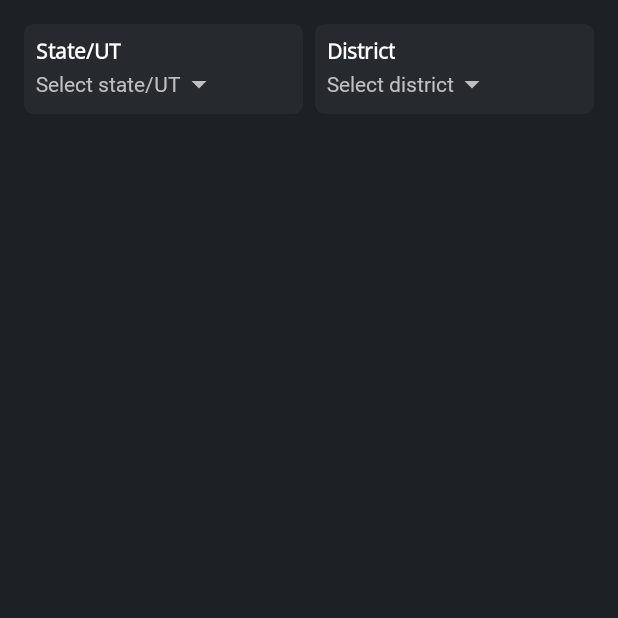
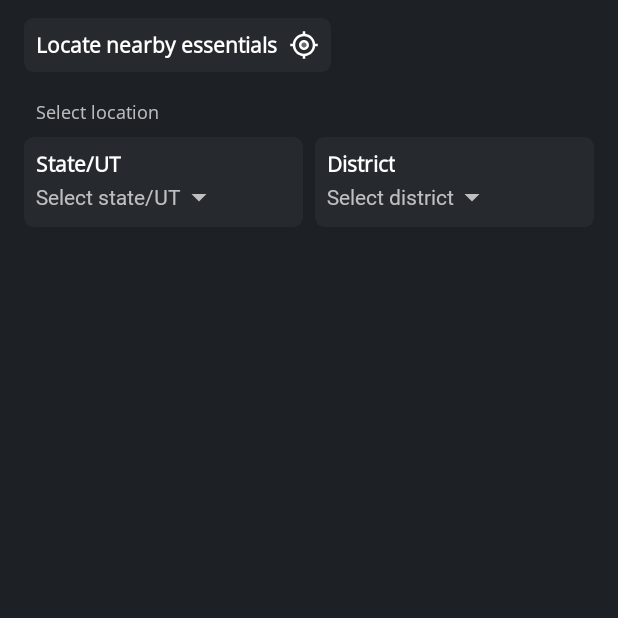
Before and after one commit to rahulpandey1501/Covid19-India-Tracker, an Android app: the fragment EssentialsFragment shown on its own in the app's theme, on a phone screen of 412 x 824 dp, the top half of it. Run offline under Robolectric (Android 15) with nearby library versions, the phone set to English and light mode, and no system bars; our stand-ins replace Room's generated code, data binding; Roboto replaces fonts that are not available here.

Commit message:
added nearby location

```diff
--- a/app/src/main/java/com/rpandey/covid19tracker_india/MainActivity.kt
+++ b/app/src/main/java/com/rpandey/covid19tracker_india/MainActivity.kt
@@ -99,9 +99,7 @@ class MainActivity : BaseActivity() {
             R.id.about_us -> { startActivity(Intent(this, AboutUsActivity::class.java)) }
 
             R.id.analysis -> {
-                val config = PreferenceHelper.getString(Constants.KEY_CONFIG)
-                val configModel = config?.let { Gson().fromJson(it, Config::class.java) }
-                val url = configModel?.analysisUrl ?: Constants.DEFAULT_ANALYSIS_URL
+                val url = Util.getConfig()?.analysisUrl ?: Constants.DEFAULT_ANALYSIS_URL
                 Util.openWebUrl(this, url, getString(R.string.analysis))
             }
 
--- a/app/src/main/java/com/rpandey/covid19tracker_india/data/Constants.kt
+++ b/app/src/main/java/com/rpandey/covid19tracker_india/data/Constants.kt
@@ -9,4 +9,5 @@ object Constants {
     const val DEFAULT_DISTRICT_INFO_PLACEHOLDER = "https://google.com/search?q=%s+corona+news+update"
     const val DEFAULT_STATE_INFO_PLACEHOLDER = "https://www.covid19india.org/state/%s"
     const val DEFAULT_ANALYSIS_URL = "https://www.covid19india.org/deepdive"
+    const val DEFAULT_NEARBY_ESSENTIALS_URL = "https://www.covid19india.org/essentials"
 }
--- a/app/src/main/java/com/rpandey/covid19tracker_india/data/model/LaunchData.kt
+++ b/app/src/main/java/com/rpandey/covid19tracker_india/data/model/LaunchData.kt
@@ -45,5 +45,6 @@ class Config(
     @SerializedName("autoDownloadEnabled") var autoDownloadEnabled: Boolean = false,
     @SerializedName("districtInfoUrlPlaceholder") val districtInfoUrlPlaceholder: String?,
     @SerializedName("stateInfoUrlPlaceholder") val stateInfoUrlPlaceholder: String?,
-    @SerializedName("analysisUrl") val analysisUrl: String?
+    @SerializedName("analysisUrl") val analysisUrl: String?,
+    @SerializedName("nearByEssentialsUrl") val nearByEssentialsUrl: String?
 )
--- a/app/src/main/java/com/rpandey/covid19tracker_india/ui/districtdetails/DistrictDetailsActivity.kt
+++ b/app/src/main/java/com/rpandey/covid19tracker_india/ui/districtdetails/DistrictDetailsActivity.kt
@@ -157,9 +157,7 @@ class DistrictDetailsActivity : BaseActivity() {
         if (webview.visibility == View.VISIBLE) return
 
         logEvent("DISTRICT_INFO_CLICKED")
-        val config = PreferenceHelper.getString(Constants.KEY_CONFIG)
-        val configModel = config?.let { Gson().fromJson(it, Config::class.java) }
-        val urlPlaceholder = configModel?.districtInfoUrlPlaceholder ?: Constants.DEFAULT_DISTRICT_INFO_PLACEHOLDER
+        val urlPlaceholder = Util.getConfig()?.districtInfoUrlPlaceholder ?: Constants.DEFAULT_DISTRICT_INFO_PLACEHOLDER
         val url = String.format(urlPlaceholder, binding.title.text)
 
         webview.visibility = View.VISIBLE
@@ -179,9 +177,7 @@ class DistrictDetailsActivity : BaseActivity() {
 
     private fun districtMoreInfo() {
         logEvent("DISTRICT_INFO_CLICKED")
-        val config = PreferenceHelper.getString(Constants.KEY_CONFIG)
-        val configModel = config?.let { Gson().fromJson(it, Config::class.java) }
-        val urlPlaceholder = configModel?.districtInfoUrlPlaceholder ?: Constants.DEFAULT_DISTRICT_INFO_PLACEHOLDER
+        val urlPlaceholder = Util.getConfig()?.districtInfoUrlPlaceholder ?: Constants.DEFAULT_DISTRICT_INFO_PLACEHOLDER
         Util.openWebUrl(this, String.format(urlPlaceholder, binding.title.text))
     }
 }
--- a/app/src/main/java/com/rpandey/covid19tracker_india/ui/essentials/EssentialsFragment.kt
+++ b/app/src/main/java/com/rpandey/covid19tracker_india/ui/essentials/EssentialsFragment.kt
@@ -5,14 +5,12 @@ import android.view.LayoutInflater
 import android.view.View
 import android.view.ViewGroup
 import com.rpandey.covid19tracker_india.R
+import com.rpandey.covid19tracker_india.data.Constants
 import com.rpandey.covid19tracker_india.database.entity.ResourcesEntity
 import com.rpandey.covid19tracker_india.databinding.FragmentEssentialsBinding
 import com.rpandey.covid19tracker_india.ui.BaseFragment
 import com.rpandey.covid19tracker_india.ui.common.ItemSelectorBottomSheet
-import com.rpandey.covid19tracker_india.util.getViewModel
-import com.rpandey.covid19tracker_india.util.observe
-import com.rpandey.covid19tracker_india.util.showDialog
-import com.rpandey.covid19tracker_india.util.showToast
+import com.rpandey.covid19tracker_india.util.*
 import kotlinx.android.synthetic.main.fragment_essentials.*
 
 class EssentialsFragment : BaseFragment(), ItemSelectorBottomSheet.Callback {
@@ -62,6 +60,8 @@ class EssentialsFragment : BaseFragment(), ItemSelectorBottomSheet.Callback {
         binding.recyclerView.adapter = adapter
         if (arguments?.getBoolean(KEY_STRICT_VIEW) == true) {
             binding.stateDistrictView.visibility = View.GONE
+            binding.nearbyEssentials.visibility = View.GONE
+            binding.selectLocationTitle.visibility = View.GONE
         }
         return binding.root
     }
@@ -118,6 +118,11 @@ class EssentialsFragment : BaseFragment(), ItemSelectorBottomSheet.Callback {
             val items = viewModel.categoriesLD.value?.map { ItemSelectorBottomSheet.Item(it, it) }
             items?.let { showDialog(categorySelectionTag, getString(R.string.select_essential), items) }
             selectionChanged = true
+        }
+
+        nearby_essentials.setOnClickListener {
+            val url = Util.getConfig()?.nearByEssentialsUrl ?: Constants.DEFAULT_NEARBY_ESSENTIALS_URL
+            Util.openWebUrl(requireContext(), url)
         }
     }
 
--- a/app/src/main/java/com/rpandey/covid19tracker_india/ui/statedetails/StateDetailsActivity.kt
+++ b/app/src/main/java/com/rpandey/covid19tracker_india/ui/statedetails/StateDetailsActivity.kt
@@ -202,9 +202,7 @@ class StateDetailsActivity : BaseActivity(), SelectStateBottomSheet.Callback {
 
     private fun stateMoreInfo(stateCode: String) {
         logEvent("STATE_INFO_CLICKED")
-        val config = PreferenceHelper.getString(Constants.KEY_CONFIG)
-        val configModel = config?.let { Gson().fromJson(it, Config::class.java) }
-        val urlPlaceholder = configModel?.stateInfoUrlPlaceholder ?: Constants.DEFAULT_STATE_INFO_PLACEHOLDER
+        val urlPlaceholder = Util.getConfig()?.stateInfoUrlPlaceholder ?: Constants.DEFAULT_STATE_INFO_PLACEHOLDER
         Util.openWebUrl(this, String.format(urlPlaceholder, stateCode))
     }
 }
--- a/app/src/main/java/com/rpandey/covid19tracker_india/util/Util.kt
+++ b/app/src/main/java/com/rpandey/covid19tracker_india/util/Util.kt
@@ -11,10 +11,12 @@ import android.webkit.URLUtil
 import androidx.browser.customtabs.CustomTabsIntent
 import androidx.core.content.ContextCompat
 import androidx.core.content.FileProvider
+import com.google.gson.Gson
 import com.rpandey.covid19tracker_india.BuildConfig
 import com.rpandey.covid19tracker_india.CovidApplication
 import com.rpandey.covid19tracker_india.R
 import com.rpandey.covid19tracker_india.data.Constants
+import com.rpandey.covid19tracker_india.data.model.Config
 import com.rpandey.covid19tracker_india.data.model.covidIndia.Zone
 import com.rpandey.covid19tracker_india.ui.WebViewActivity
 import com.rpandey.covid19tracker_india.util.customchrome.CustomTabsHelper
@@ -191,4 +193,9 @@ object Util {
         val apkFile = File(getAppDownloadDirectory(), getAppDownloadFileName(versionCode))
         return (apkFile.exists() && apkFile.length() > 100) to apkFile
     }
+
+    fun getConfig(): Config? {
+        val config = PreferenceHelper.getString(Constants.KEY_CONFIG)
+        return config?.let { Gson().fromJson(it, Config::class.java) }
+    }
 }
--- /dev/null
+++ b/app/src/main/res/drawable/ic_twotone_my_location_24.xml
@@ -0,0 +1,18 @@
+<vector xmlns:android="http://schemas.android.com/apk/res/android"
+    android:width="20dp"
+    android:height="20dp"
+    android:viewportWidth="24"
+    android:viewportHeight="24"
+    android:tint="?attr/colorControlNormal">
+  <path
+      android:fillColor="@android:color/white"
+      android:pathData="M13,3.06V1h-2v2.06C6.83,3.52 3.52,6.83 3.06,11H1v2h2.06c0.46,4.17 3.77,7.48 7.94,7.94V23h2v-2.06c4.17,-0.46 7.48,-3.77 7.94,-7.94H23v-2h-2.06c-0.46,-4.17 -3.77,-7.48 -7.94,-7.94zM12,19c-3.87,0 -7,-3.13 -7,-7s3.13,-7 7,-7 7,3.13 7,7 -3.13,7 -7,7z"/>
+  <path
+      android:fillColor="@android:color/white"
+      android:pathData="M12,12m-2,0a2,2 0,1 1,4 0a2,2 0,1 1,-4 0"
+      android:strokeAlpha="0.3"
+      android:fillAlpha="0.3"/>
+  <path
+      android:fillColor="@android:color/white"
+      android:pathData="M12,8c-2.21,0 -4,1.79 -4,4s1.79,4 4,4 4,-1.79 4,-4 -1.79,-4 -4,-4zM12,14c-1.1,0 -2,-0.9 -2,-2s0.9,-2 2,-2 2,0.9 2,2 -0.9,2 -2,2z"/>
+</vector>
--- a/app/src/main/res/layout/fragment_essentials.xml
+++ b/app/src/main/res/layout/fragment_essentials.xml
@@ -8,8 +8,45 @@
         android:background="@color/page_background"
         android:orientation="vertical"
         android:paddingLeft="16dp"
-        android:paddingTop="16dp"
+        android:paddingTop="12dp"
         android:paddingRight="16dp">
+
+        <androidx.cardview.widget.CardView
+            android:id="@+id/nearby_essentials"
+            android:layout_width="wrap_content"
+            android:layout_height="wrap_content"
+            android:layout_marginBottom="10dp"
+            android:foreground="?attr/selectableItemBackground"
+            app:cardBackgroundColor="@color/item_background"
+            app:contentPadding="8dp"
+            app:cardCornerRadius="6dp"
+            app:cardElevation="0dp">
+
+            <androidx.appcompat.widget.AppCompatTextView
+                android:layout_width="wrap_content"
+                android:layout_height="wrap_content"
+                android:layout_gravity="center"
+                android:drawablePadding="8dp"
+                android:gravity="center"
+                android:text="@string/nearby_essentials"
+                android:textColor="@color/text_primary"
+                android:textSize="14sp"
+                android:textStyle="bold"
+                app:drawableRightCompat="@drawable/ic_twotone_my_location_24"
+                app:drawableTint="@color/text_primary" />
+
+        </androidx.cardview.widget.CardView>
+
+        <androidx.appcompat.widget.AppCompatTextView
+            android:layout_width="wrap_content"
+            android:layout_height="wrap_content"
+            android:gravity="center"
+            android:layout_marginStart="8dp"
+            android:id="@+id/select_location_title"
+            android:layout_marginTop="8dp"
+            android:layout_marginBottom="8dp"
+            android:text="@string/select_location"
+            android:textSize="12sp" />
 
         <LinearLayout
             android:id="@+id/state_district_view"
@@ -41,10 +78,10 @@
                         android:layout_height="wrap_content"
                         android:gravity="center"
                         android:text="@string/state"
-                        app:fontFamily="@font/open_sans"
+                        android:textColor="@color/text_primary"
+                        android:textSize="14sp"
                         android:textStyle="bold"
-                        android:textColor="@color/text_primary"
-                        android:textSize="14sp" />
+                        app:fontFamily="@font/open_sans" />
 
                     <androidx.appcompat.widget.AppCompatTextView
                         android:id="@+id/select_state"
@@ -84,10 +121,10 @@
                         android:layout_height="wrap_content"
                         android:gravity="center"
                         android:text="@string/district"
-                        app:fontFamily="@font/open_sans"
+                        android:textColor="@color/text_primary"
+                        android:textSize="14sp"
                         android:textStyle="bold"
-                        android:textColor="@color/text_primary"
-                        android:textSize="14sp" />
+                        app:fontFamily="@font/open_sans" />
 
                     <androidx.appcompat.widget.AppCompatTextView
                         android:id="@+id/select_district"
@@ -106,9 +143,9 @@
             android:id="@+id/service_view"
             android:layout_width="wrap_content"
             android:layout_height="wrap_content"
+            android:layout_marginStart="10dp"
             android:orientation="vertical"
             android:visibility="gone"
-            android:layout_marginStart="10dp"
             app:layout_constraintLeft_toLeftOf="parent"
             app:layout_constraintTop_toTopOf="parent"
             tools:visibility="visible">
@@ -124,18 +161,18 @@
                 android:id="@+id/select_category"
                 android:layout_width="wrap_content"
                 android:layout_height="wrap_content"
+                android:layout_marginTop="1dp"
                 android:drawableEnd="@drawable/ic_sharp_arrow_drop_down_24"
                 android:drawablePadding="8dp"
                 android:ellipsize="end"
+                android:gravity="center_vertical"
                 android:maxLines="1"
-                android:layout_marginTop="1dp"
-                android:gravity="center_vertical"
-                app:drawableTint="@color/text_primary"
                 android:text="@string/select_service"
                 android:textColor="@color/text_primary"
                 android:textSize="16sp"
-                app:fontFamily="@font/open_sans"
-                android:textStyle="bold" />
+                android:textStyle="bold"
+                app:drawableTint="@color/text_primary"
+                app:fontFamily="@font/open_sans" />
 
         </LinearLayout>
 
--- a/app/src/main/res/values/strings.xml
+++ b/app/src/main/res/values/strings.xml
@@ -57,5 +57,7 @@
     <string name="install">Install</string>
     <string name="zone_distribution">Zone Distribution</string>
     <string name="analysis">Analysis</string>
-    <string name="please_wait">Please wait...</string>
+    <string name="please_wait">Please wait…</string>
+    <string name="nearby_essentials">Locate nearby essentials</string>
+    <string name="select_location">Select location</string>
 </resources>
```
